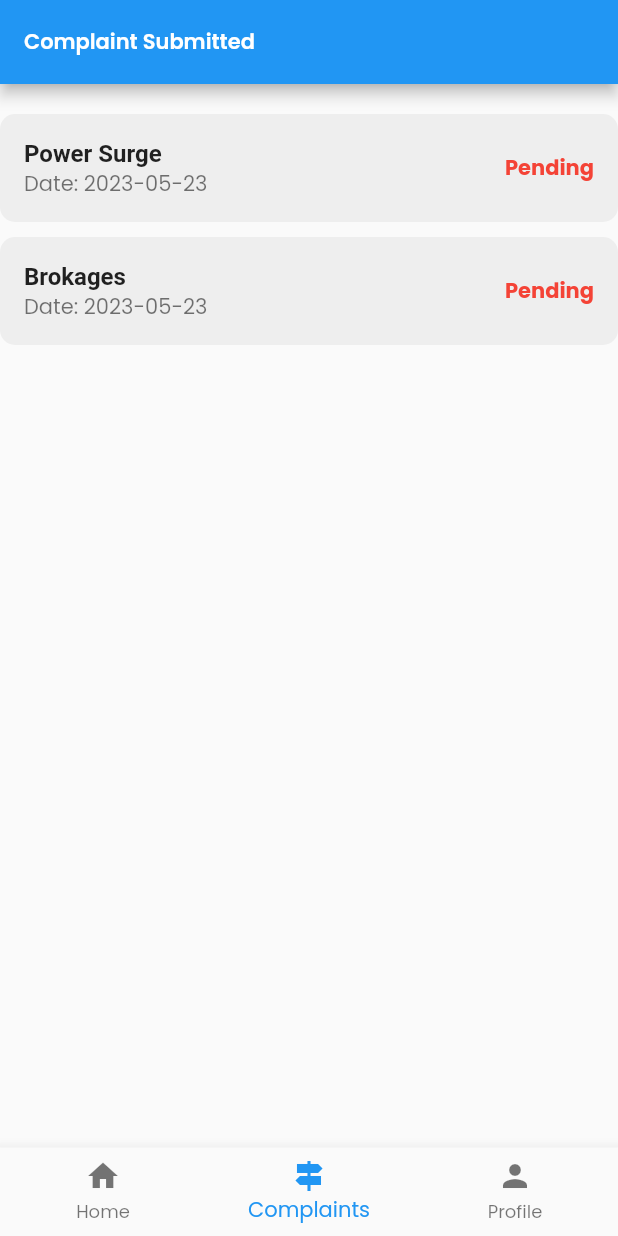
After one commit to bse23-4/nyumbayo_app, a Flutter app: the ComplaintSubmitted screen opened directly, item 2 of the bottom bar chosen, on a phone screen of 412 x 824 dp. The commit adds this screen. Run offline on Flutter 3.47's test engine with Material 2 defaults, Android fonts, the phone set to English and light mode, and no system bars; our stand-ins replace fl_chart, flutter_otp_text_field, get, google_fonts, liquid_swipe, smooth_page_indicator.

Commit message:
Initial commit

```diff
--- a/lib/main.dart
+++ b/lib/main.dart
@@ -6,8 +6,11 @@ import 'package:nyumbayo_app/utils/theme.dart';
 import 'package:nyumbayo_app/views/Auth/splash_screen.dart';
 import 'package:get/get.dart';
 import 'package:nyumbayo_app/views/Dashboard/dashboard.dart';
+import 'package:nyumbayo_app/views/complaint/Complaint_submitted.dart';
 import 'package:nyumbayo_app/views/complaint/complaint.dart';
 import 'package:nyumbayo_app/views/profile/profile_screen.dart';
+
+import 'views/complaint/PiePage.dart';
 //import 'package:nyumbayo_app/views/Auth/welcome.dart';
 
 void main() => runApp(const  MyApp ());
@@ -27,7 +30,8 @@ class  MyApp  extends StatelessWidget {
       defaultTransition: Transition.leftToRightWithFade,
       transitionDuration: const Duration(milliseconds: 500),
       themeMode: ThemeMode.light,
-      //home: const ComplaintsPage(),
+      // ignore: prefer_const_constructors
+      //home: PieChartWidget(10),
       home:  SplashScreen(),
     );
   }
--- /dev/null
+++ b/lib/views/complaint/Complaint_submitted.dart
@@ -0,0 +1,184 @@
+// ignore_for_file: file_names, library_private_types_in_public_api
+
+import 'package:flutter/material.dart';
+
+class MyApp extends StatelessWidget {
+  const MyApp({super.key});
+
+  @override
+  Widget build(BuildContext context) {
+    return MaterialApp(
+      title: 'Bottom Navigation Bar',
+      theme: ThemeData(
+        primarySwatch: Colors.blue,
+      ),
+      home: const ComplaintSubmitted(),
+    );
+  }
+}
+
+class ComplaintSubmitted extends StatelessWidget {
+  const ComplaintSubmitted({super.key});
+
+  @override
+  Widget build(BuildContext context) {
+    return Scaffold(
+      appBar: AppBar(
+        title: const Text('Complaint Submitted'),
+      ),
+      body: const BottomNavBar(),
+    );
+  }
+}
+
+class BottomNavBar extends StatefulWidget {
+  const BottomNavBar({super.key});
+
+  @override
+  _BottomNavBarState createState() => _BottomNavBarState();
+}
+
+class _BottomNavBarState extends State<BottomNavBar> {
+  int _currentIndex = 0;
+
+  final List<Widget> _tabs = [
+    const HomeTab(),
+    const ComplaintsTab(),
+    const ProfileTab(),
+  ];
+
+  @override
+  Widget build(BuildContext context) {
+    return Scaffold(
+      body: _tabs[_currentIndex],
+      bottomNavigationBar: BottomNavigationBar(
+        currentIndex: _currentIndex,
+        onTap: (index) {
+          setState(() {
+            _currentIndex = index;
+          });
+        },
+        items: const [
+          BottomNavigationBarItem(
+            icon: Icon(Icons.home),
+            label: 'Home',
+          ),
+          BottomNavigationBarItem(
+            icon: Icon(Icons.signpost_rounded),
+            label: 'Complaints',
+          ),
+          BottomNavigationBarItem(
+            icon: Icon(Icons.person),
+            label: 'Profile',
+          ),
+        ],
+      ),
+    );
+  }
+}
+
+class HomeTab extends StatelessWidget {
+  const HomeTab({super.key});
+
+  @override
+  Widget build(BuildContext context) {
+    return const Center(
+      child: Text(
+        'Home',
+        style: TextStyle(fontSize: 24),
+      ),
+    );
+  }
+}
+
+class ComplaintsTab extends StatelessWidget {
+  const ComplaintsTab({super.key});
+
+  @override
+  Widget build(BuildContext context) {
+    return ListView(
+      padding: const EdgeInsets.symmetric(vertical: 10), // Add vertical padding
+      children: const [
+        SizedBox(height: 10), // Add space above the first tile
+        PowerSurgeTile(),
+        SizedBox(height: 10), // Add space between the tiles
+        BrokagesTile(),
+        SizedBox(height: 10), // Add space below the last tile
+      ],
+    );
+  }
+}
+
+class PowerSurgeTile extends StatelessWidget {
+  const PowerSurgeTile({super.key});
+
+  @override
+  Widget build(BuildContext context) {
+    return Container(
+      decoration: BoxDecoration(
+        color: Colors.grey[200],
+        borderRadius: BorderRadius.circular(10),
+      ),
+      child: const ListTile(
+        title: Text(
+          'Power Surge',
+          style: TextStyle(
+            fontWeight: FontWeight.bold,
+          ),
+        ),
+        subtitle: Text('Date: 2023-05-23'),
+        trailing: Text(
+          'Pending',
+          style: TextStyle(
+            color: Colors.red,
+            fontWeight: FontWeight.bold,
+          ),
+        ),
+      ),
+    );
+  }
+}
+
+class BrokagesTile extends StatelessWidget {
+  const BrokagesTile({super.key});
+
+  @override
+  Widget build(BuildContext context) {
+    return Container(
+      decoration: BoxDecoration(
+        color: Colors.grey[200],
+        borderRadius: BorderRadius.circular(10),
+      ),
+      child: const ListTile(
+        title: Text(
+          'Brokages',
+          style: TextStyle(
+            fontWeight: FontWeight.bold,
+          ),
+        ),
+        subtitle: Text('Date: 2023-05-23'),
+        trailing: Text(
+          'Pending',
+          style: TextStyle(
+            color: Colors.red,
+            fontWeight: FontWeight.bold,
+          ),
+        ),
+      ),
+    );
+  }
+}
+
+class ProfileTab extends StatelessWidget {
+  const ProfileTab({super.key});
+
+  @override
+  Widget build(BuildContext context) {
+    return const Center(
+      child: Text(
+        'Profile',
+        style: TextStyle(fontSize: 24),
+      ),
+    );
+  }
+}
--- a/pubspec.yaml
+++ b/pubspec.yaml
@@ -44,6 +44,7 @@ dependencies:
   get:
   google_fonts: ^4.0.3
   flutter_otp_text_field:
+  fl_chart: ^0.62.0
   # line_awesome_icons: clear
 
 
```
Also changed, not shown: lib/views/complaint/PiePage.dart (added, +122 -0 lines), pubspec.lock.
